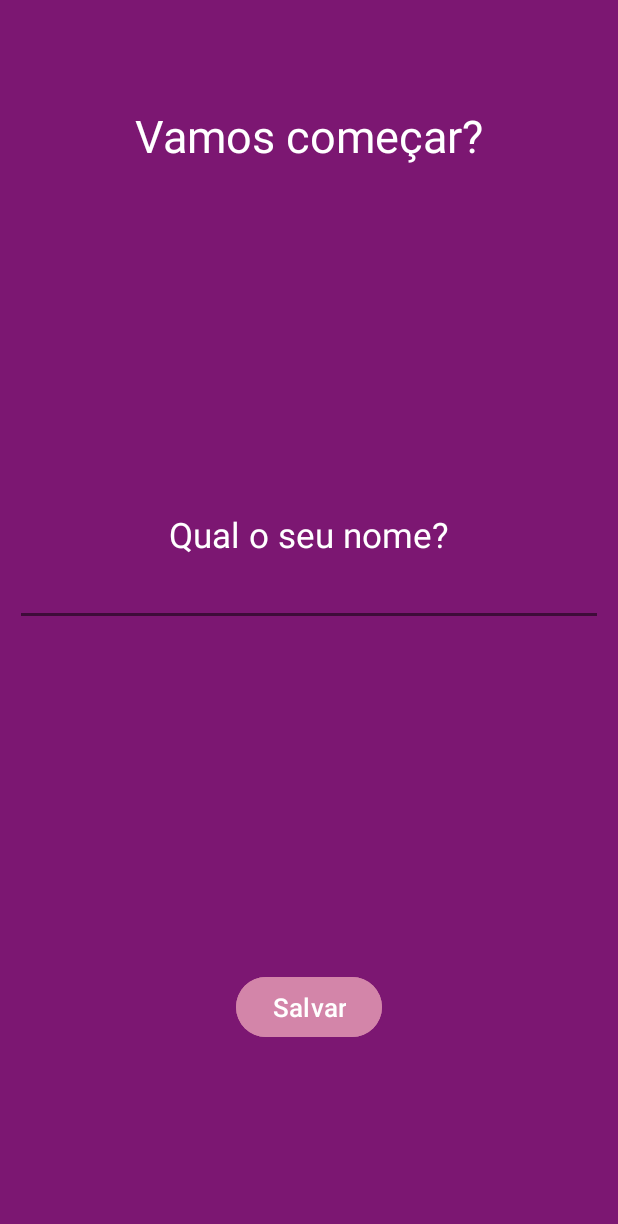
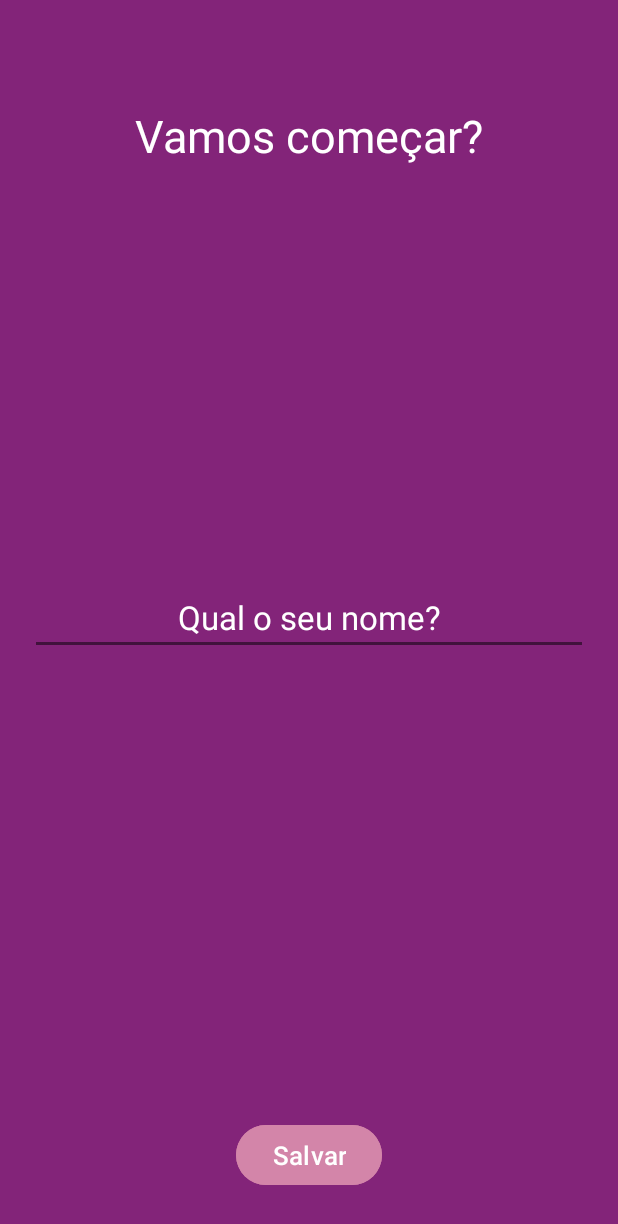
Before and after one commit to J0aoPedr0/APP_motivation, an Android app: the screen it shows after launch (UserActivity), on a phone screen of 412 x 824 dp. Shown: the top 1224 px of the screen. Run offline under Robolectric (Android 15) with nearby library versions, the phone set to English and light mode, and no system bars.

```diff
--- a/app/src/main/java/com/example/motivation/UserActivity.kt
+++ b/app/src/main/java/com/example/motivation/UserActivity.kt
@@ -8,10 +8,10 @@ import androidx.activity.enableEdgeToEdge
 import androidx.appcompat.app.AppCompatActivity
 import androidx.core.view.ViewCompat
 import androidx.core.view.WindowInsetsCompat
-import com.example.motivation.databinding.ActivityMainBinding
+//import com.example.motivation.databinding.ActivityMainBinding
 import com.example.motivation.databinding.ActivityUserBinding
 
-class UserActivity : AppCompatActivity(), View.OnClickListener {
+class UserActivity : AppCompatActivity() {
     private lateinit var binding: ActivityUserBinding
     override fun onCreate(savedInstanceState: Bundle?) {
         super.onCreate(savedInstanceState)
@@ -20,19 +20,18 @@ class UserActivity : AppCompatActivity(), View.OnClickListener {
         setContentView(binding.root)
 
 
-        binding.buttonSave.setOnClickListener(this)
+        binding.buttonSave.setOnClickListener { view -> verification() }
+    }
 
-        enableEdgeToEdge()
-        ViewCompat.setOnApplyWindowInsetsListener(findViewById(R.id.main)) { v, insets ->
-            val systemBars = insets.getInsets(WindowInsetsCompat.Type.systemBars())
-            v.setPadding(systemBars.left, systemBars.top, systemBars.right, systemBars.bottom)
-            insets
+    private fun verification() {
+        val userName = binding.editUserName.text.toString()
+        if (userName != "") {
+
+            SharedPreferences(this).storeString("USER_NAME", userName)
+
+            startActivity(Intent(this, MainActivity::class.java))
+        } else {
+            Toast.makeText(this, "Por favor coloque um nome.", Toast.LENGTH_SHORT).show()
         }
     }
-
-    override fun onClick(view: View) {
-        Toast.makeText(this, "Estou funcionando 2", Toast.LENGTH_SHORT).show()
-        val intent = Intent(this, MainActivity::class.java)
-        startActivity(intent)
-    }
 }
--- a/app/src/main/res/layout/activity_user.xml
+++ b/app/src/main/res/layout/activity_user.xml
@@ -1,49 +1,48 @@
 <?xml version="1.0" encoding="utf-8"?>
-<LinearLayout xmlns:android="http://schemas.android.com/apk/res/android"
+<RelativeLayout xmlns:android="http://schemas.android.com/apk/res/android"
     xmlns:app="http://schemas.android.com/apk/res-auto"
     xmlns:tools="http://schemas.android.com/tools"
     android:id="@+id/main"
     android:layout_width="match_parent"
     android:layout_height="match_parent"
-    android:background="@color/purple"
+    android:background="#832479"
     android:orientation="vertical"
     tools:context=".UserActivity">
 
     <TextView
+        android:id="@+id/text_lets_start"
         android:layout_width="wrap_content"
         android:layout_height="wrap_content"
-        android:layout_gravity="center"
+        android:layout_centerHorizontal="true"
         android:layout_marginTop="70dp"
         android:text="@string/lets_start"
         android:textColor="@color/white"
         android:textSize="30sp" />
 
-    <TextView
-        android:layout_width="wrap_content"
-        android:layout_height="wrap_content"
-        android:layout_gravity="center"
-        android:layout_marginTop="230dp"
-        android:text="@string/whats_your_name"
-        android:textColor="@color/white"
-        android:textSize="23sp" />
 
     <EditText
         android:id="@+id/edit_user_name"
         android:layout_width="match_parent"
         android:layout_height="wrap_content"
-        android:layout_marginStart="10dp"
-        android:layout_marginEnd="10dp"
+        android:layout_centerInParent="true"
+        android:layout_margin="20dp"
         android:backgroundTint="@color/half_black"
+        android:gravity="center"
+        android:hint="@string/whats_your_name"
         android:inputType="text"
-        android:textColor="@color/white" />
+        android:textColor="@color/white"
+        android:textColorHint="@color/white"
+        android:textSize="22sp"
+        tools:ignore="Autofill" />
 
     <Button
         android:id="@+id/button_save"
         android:layout_width="wrap_content"
         android:layout_height="wrap_content"
-        android:layout_gravity="center"
-        android:layout_marginTop="230dp"
+        android:layout_alignParentBottom="true"
+        android:layout_centerHorizontal="true"
+        android:layout_marginBottom="30dp"
         android:backgroundTint="@color/light_pink"
         android:text="@string/save"
         android:textSize="17sp" />
-</LinearLayout>
+</RelativeLayout>
--- a/app/src/main/res/values/strings.xml
+++ b/app/src/main/res/values/strings.xml
@@ -1,9 +1,9 @@
 <resources>
     <string name="app_name">Motivation</string>
-    <string name="Hello_Kotlin">Olá, Kotlin!</string>
     <string name="new_phrase">NOVA FRASE</string>
     <string name="Phrases">Frases</string>
     <string name="lets_start">Vamos começar?</string>
     <string name="whats_your_name">Qual o seu nome?</string>
     <string name="save">Salvar</string>
+    <string name="hello_kotlin">Olá, Kotlin!</string>
 </resources>
```
Also changed, not shown: app/src/main/AndroidManifest.xml (+4 -4 lines), app/src/main/java/com/example/motivation/MainActivity.kt (+6 -13 lines), app/src/main/java/com/example/motivation/SharedPreferences.kt (added, +18 -0 lines), app/src/main/res/layout/activity_main.xml (+4 -4 lines).
